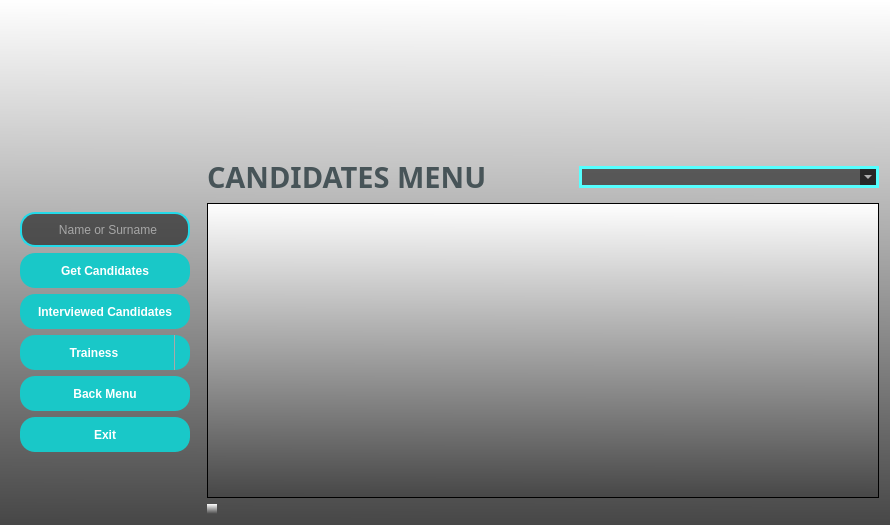
Old version of the form VIT_Module/6-Python_Arayuz/UI_Files/candidates_ui.ui in the repository buyukakcali/Python-Module-Week7_CRM-Project.
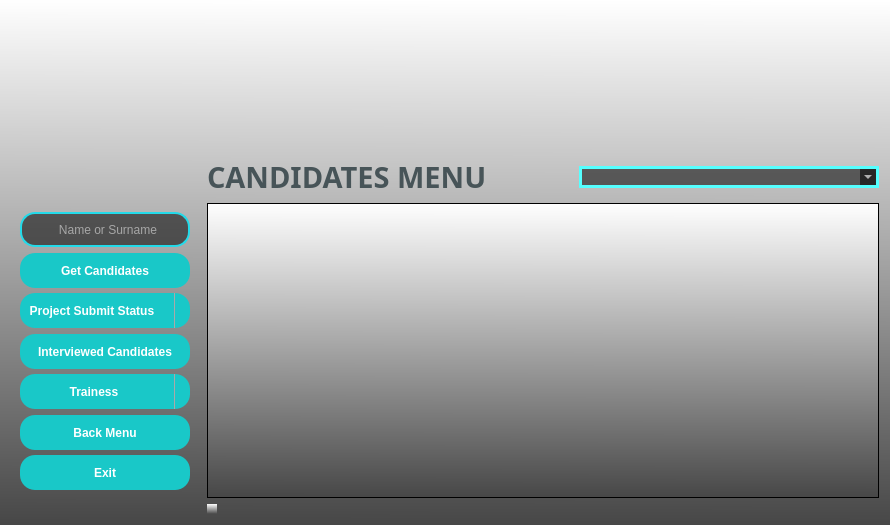
New version of the form. Icons and pictures are not drawn.

Patch:
```diff
--- a/VIT_Module/6-Python_Arayuz/UI_Files/candidates_ui.ui
+++ b/VIT_Module/6-Python_Arayuz/UI_Files/candidates_ui.ui
@@ -353,6 +353,86 @@
           </property>
          </widget>
         </item>
+        <item>
+         <widget class="QComboBox" name="comboBoxProjectSubmitStatus">
+          <property name="minimumSize">
+           <size>
+            <width>170</width>
+            <height>35</height>
+           </size>
+          </property>
+          <property name="maximumSize">
+           <size>
+            <width>170</width>
+            <height>35</height>
+           </size>
+          </property>
+          <property name="font">
+           <font>
+            <family>Arial</family>
+            <bold>true</bold>
+           </font>
+          </property>
+          <property name="styleSheet">
+           <string notr="true">QComboBox {
+    border-radius: 15px;
+    background-color: rgb(25, 200, 200);
+    color: rgb(255, 255, 255);
+    padding: 1px 18px 1px 3px;
+}
+
+QComboBox:placeholder {
+    padding-left: 10px;
+    padding-right: 10px;
+}
+
+QComboBox::drop-down {
+    border: none;
+    subcontrol-origin: padding;
+    subcontrol-position: top right;
+    width: 15px;
+    border-left-width: 1px;
+    border-left-color: darkgray;
+    border-left-style: solid;
+    border-top-right-radius: 3px;
+    border-bottom-right-radius: 3px;
+}
+
+QComboBox::down-arrow {
+    width: 14px;
+    height: 14px;
+}
+
+QComboBox QAbstractItemView::item {
+    background-color: rgb(25, 200, 200);
+    color: rgb(255, 255, 255);
+}
+
+QComboBox QAbstractItemView {
+    border: 1px solid darkgray;
+    selection-background-color: rgb(20, 135, 135);
+    background-color: rgb(25, 200, 200);
+    border-radius: 15px;
+}
+
+QComboBox:hover {
+    background-color: rgb(20, 135, 135); /* QComboBox arka planı hover anında değişiyor */
+    border: 2px solid rgb(255, 80, 0); /* Hover ile kenar çizgisi ekleniyor */
+}
+
+QToolTip {
+ 	border-radius: 15px;
+	background-color: yellow; 
+	color: black; 
+	border: 1px solid black;
+}
+</string>
+          </property>
+          <property name="placeholderText">
+           <string>  Project Submit Status</string>
+          </property>
+         </widget>
+        </item>
         <item>
          <widget class="QPushButton" name="pushButtonInterviewedCandidates">
           <property name="minimumSize">
```
Left out of the diff: 13 changed lines with no effect on the pictures.
